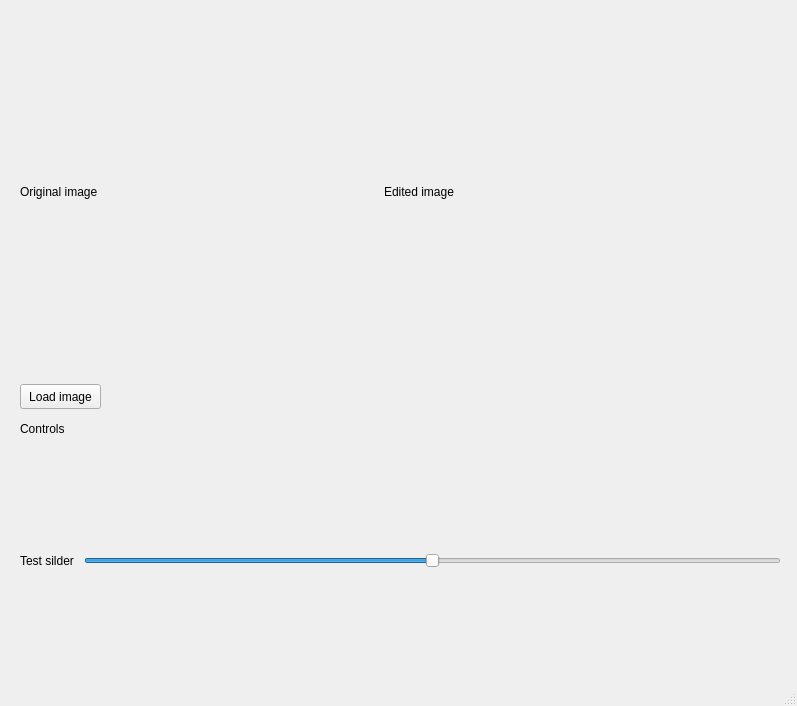
First picture: the form in mainwindow.ui, repository MrCabbageStick/Grafika-i-Przetwarzanie-Obrazow, before the edit.
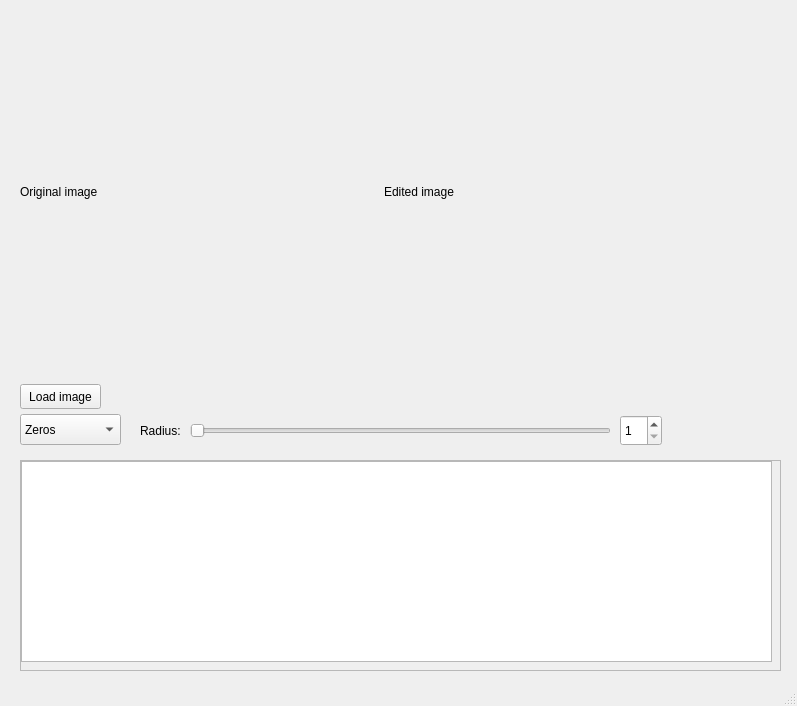
Second picture: the form after the edit.

Commit message: Filter table

```diff
--- a/mainwindow.ui
+++ b/mainwindow.ui
@@ -53,58 +53,113 @@
      <string>Load image</string>
     </property>
    </widget>
-   <widget class="QWidget" name="verticalLayoutWidget">
+   <widget class="QComboBox" name="template_select">
     <property name="geometry">
      <rect>
       <x>20</x>
-      <y>450</y>
-      <width>761</width>
-      <height>221</height>
+      <y>414</y>
+      <width>101</width>
+      <height>31</height>
      </rect>
     </property>
-    <layout class="QVBoxLayout" name="control_rows">
-     <property name="spacing">
-      <number>10</number>
+    <item>
+     <property name="text">
+      <string>Zeros</string>
      </property>
-     <item>
-      <layout class="QHBoxLayout" name="control_entry">
-       <item>
-        <widget class="QLabel" name="test_slider_label">
-         <property name="text">
-          <string>Test silder</string>
-         </property>
-        </widget>
-       </item>
-       <item>
-        <widget class="QSlider" name="test_slider">
-         <property name="minimum">
-          <number>-255</number>
-         </property>
-         <property name="maximum">
-          <number>255</number>
-         </property>
-         <property name="orientation">
-          <enum>Qt::Orientation::Horizontal</enum>
-         </property>
-        </widget>
-       </item>
-      </layout>
-     </item>
-    </layout>
+    </item>
+    <item>
+     <property name="text">
+      <string>Ones</string>
+     </property>
+    </item>
    </widget>
    <widget class="QLabel" name="controls_label">
     <property name="geometry">
      <rect>
-      <x>20</x>
+      <x>140</x>
       <y>420</y>
-      <width>54</width>
-      <height>17</height>
+      <width>51</width>
+      <height>21</height>
      </rect>
     </property>
     <property name="text">
-     <string>Controls</string>
+     <string>Radius:</string>
     </property>
    </widget>
+   <widget class="QSlider" name="radius_slider">
+    <property name="geometry">
+     <rect>
+      <x>190</x>
+      <y>420</y>
+      <width>421</width>
+      <height>21</height>
+     </rect>
+    </property>
+    <property name="minimum">
+     <number>1</number>
+    </property>
+    <property name="maximum">
+     <number>100</number>
+    </property>
+    <property name="orientation">
+     <enum>Qt::Orientation::Horizontal</enum>
+    </property>
+   </widget>
+   <widget class="QSpinBox" name="radius_input">
+    <property name="geometry">
+     <rect>
+      <x>620</x>
+      <y>415</y>
+      <width>42</width>
+      <height>31</height>
+     </rect>
+    </property>
+    <property name="minimum">
+     <number>1</number>
+    </property>
+    <property name="maximum">
+     <number>100</number>
+    </property>
+   </widget>
+   <widget class="QScrollArea" name="scrollArea">
+    <property name="geometry">
+     <rect>
+      <x>20</x>
+      <y>460</y>
+      <width>761</width>
+      <height>211</height>
+     </rect>
+    </property>
+    <property name="widgetResizable">
+     <bool>true</bool>
+    </property>
+    <widget class="QWidget" name="scrollAreaWidgetContents">
+     <property name="geometry">
+      <rect>
+       <x>0</x>
+       <y>0</y>
+       <width>759</width>
+       <height>209</height>
+      </rect>
+     </property>
+     <widget class="QTableWidget" name="filter_matrix_table">
+      <property name="geometry">
+       <rect>
+        <x>0</x>
+        <y>0</y>
+        <width>751</width>
+        <height>201</height>
+       </rect>
+      </property>
+      <property name="sizePolicy">
+       <sizepolicy hsizetype="Expanding" vsizetype="Expanding">
+        <horstretch>0</horstretch>
+        <verstretch>0</verstretch>
+       </sizepolicy>
+      </property>
+     </widget>
+    </widget>
+   </widget>
   </widget>
   <widget class="QMenuBar" name="menubar">
    <property name="geometry">
```
Left out of the diff: 2 changed lines with no effect on the pictures. The commit also changes 3 other files.
